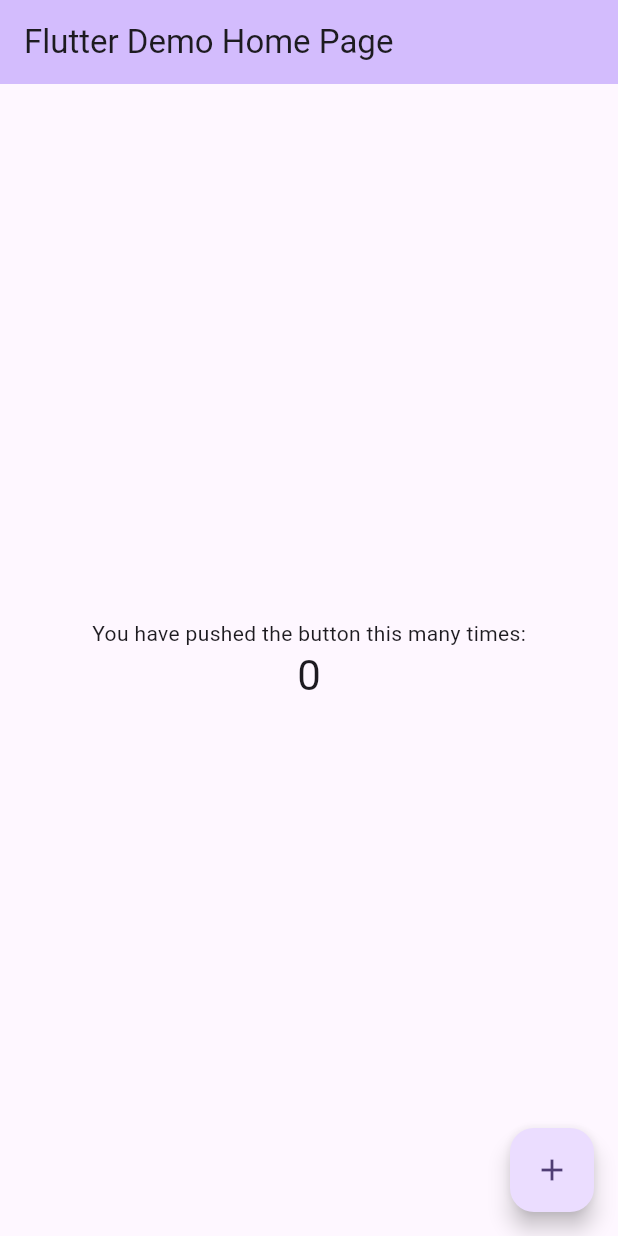
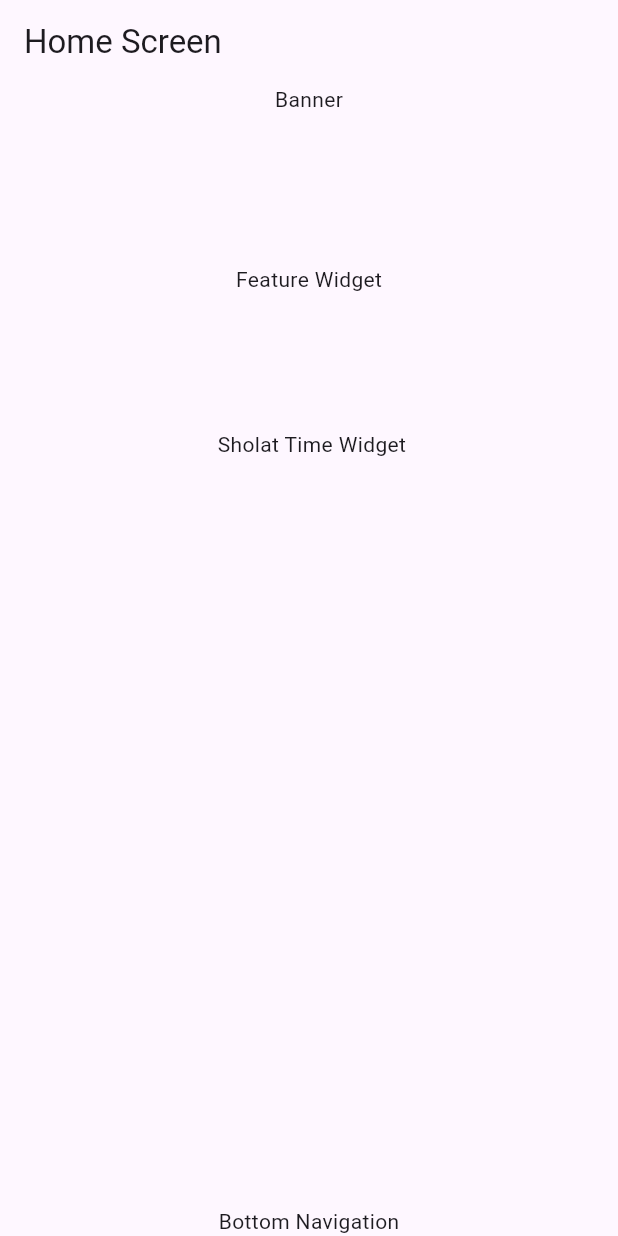
Before and after one commit to ahmadfatihin/Alif-Quran, a Flutter app: the screen it shows after launch, on a phone screen of 412 x 824 dp. Run offline on Flutter 3.47's test engine with Material 3 defaults, Android fonts, the phone set to English and light mode, and no system bars.

Commit message:
feat: create homescreen

```diff
--- /dev/null
+++ b/lib/features/home/screens/home_screen.dart
@@ -0,0 +1,33 @@
+import 'package:flutter/material.dart';
+
+class HomeScreen extends StatelessWidget {
+  const HomeScreen({super.key});
+
+  @override
+  Widget build(BuildContext context) {
+    return Scaffold(
+      appBar: AppBar(
+        title: Text('Home Screen'),
+      ),
+      body: const Column(
+        children: [
+          Center(
+            child: Text('Banner'),
+          ),
+          SizedBox(height: 100),
+          Center(
+            child: Text('Feature Widget'),
+          ),
+          SizedBox(height: 90),
+          Center(
+            child: Text(' Sholat Time Widget'),
+          ),
+          Spacer(),
+          Center(
+            child: Text('Bottom Navigation'),
+          ),
+        ],
+      ),
+    );
+  }
+}
--- a/lib/main.dart
+++ b/lib/main.dart
@@ -1,3 +1,4 @@
+import 'package:alif_quran/features/home/screens/home_screen.dart';
 import 'package:flutter/material.dart';
 
 void main() {
@@ -11,115 +12,11 @@
   @override
   Widget build(BuildContext context) {
     return MaterialApp(
-      title: 'Flutter Demo',
       theme: ThemeData(
-        // This is the theme of your application.
-        //
-        // TRY THIS: Try running your application with "flutter run". You'll see
-        // the application has a purple toolbar. Then, without quitting the app,
-        // try changing the seedColor in the colorScheme below to Colors.green
-        // and then invoke "hot reload" (save your changes or press the "hot
-        // reload" button in a Flutter-supported IDE, or press "r" if you used
-        // the command line to start the app).
-        //
-        // Notice that the counter didn't reset back to zero; the application
-        // state is not lost during the reload. To reset the state, use hot
-        // restart instead.
-        //
-        // This works for code too, not just values: Most code changes can be
-        // tested with just a hot reload.
         colorScheme: ColorScheme.fromSeed(seedColor: Colors.deepPurple),
         useMaterial3: true,
       ),
-      home: const MyHomePage(title: 'Flutter Demo Home Page'),
+      home: const HomeScreen(),
     );
   }
 }
-
-class MyHomePage extends StatefulWidget {
-  const MyHomePage({super.key, required this.title});
-
-  // This widget is the home page of your application. It is stateful, meaning
-  // that it has a State object (defined below) that contains fields that affect
-  // how it looks.
-
-  // This class is the configuration for the state. It holds the values (in this
-  // case the title) provided by the parent (in this case the App widget) and
-  // used by the build method of the State. Fields in a Widget subclass are
-  // always marked "final".
-
-  final String title;
-
-  @override
-  State<MyHomePage> createState() => _MyHomePageState();
-}
-
-class _MyHomePageState extends State<MyHomePage> {
-  int _counter = 0;
-
-  void _incrementCounter() {
-    setState(() {
-      // This call to setState tells the Flutter framework that something has
-      // changed in this State, which causes it to rerun the build method below
-      // so that the display can reflect the updated values. If we changed
-      // _counter without calling setState(), then the build method would not be
-      // called again, and so nothing would appear to happen.
-      _counter++;
-    });
-  }
-
-  @override
-  Widget build(BuildContext context) {
-    // This method is rerun every time setState is called, for instance as done
-    // by the _incrementCounter method above.
-    //
-    // The Flutter framework has been optimized to make rerunning build methods
-    // fast, so that you can just rebuild anything that needs updating rather
-    // than having to individually change instances of widgets.
-    return Scaffold(
-      appBar: AppBar(
-        // TRY THIS: Try changing the color here to a specific color (to
-        // Colors.amber, perhaps?) and trigger a hot reload to see the AppBar
-        // change color while the other colors stay the same.
-        backgroundColor: Theme.of(context).colorScheme.inversePrimary,
-        // Here we take the value from the MyHomePage object that was created by
-        // the App.build method, and use it to set our appbar title.
-        title: Text(widget.title),
-      ),
-      body: Center(
-        // Center is a layout widget. It takes a single child and positions it
-        // in the middle of the parent.
-        child: Column(
-          // Column is also a layout widget. It takes a list of children and
-          // arranges them vertically. By default, it sizes itself to fit its
-          // children horizontally, and tries to be as tall as its parent.
-          //
-          // Column has various properties to control how it sizes itself and
-          // how it positions its children. Here we use mainAxisAlignment to
-          // center the children vertically; the main axis here is the vertical
-          // axis because Columns are vertical (the cross axis would be
-          // horizontal).
-          //
-          // TRY THIS: Invoke "debug painting" (choose the "Toggle Debug Paint"
-          // action in the IDE, or press "p" in the console), to see the
-          // wireframe for each widget.
-          mainAxisAlignment: MainAxisAlignment.center,
-          children: <Widget>[
-            const Text(
-              'You have pushed the button this many times:',
-            ),
-            Text(
-              '$_counter',
-              style: Theme.of(context).textTheme.headlineMedium,
-            ),
-          ],
-        ),
-      ),
-      floatingActionButton: FloatingActionButton(
-        onPressed: _incrementCounter,
-        tooltip: 'Increment',
-        child: const Icon(Icons.add),
-      ), // This trailing comma makes auto-formatting nicer for build methods.
-    );
-  }
-}
```
